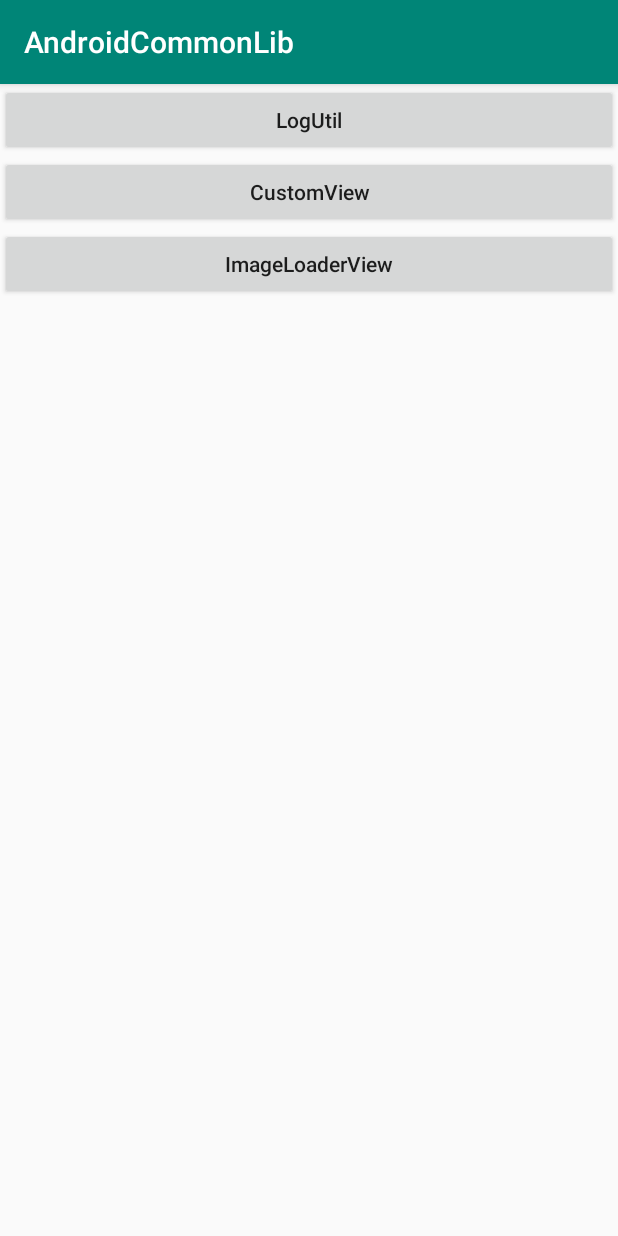
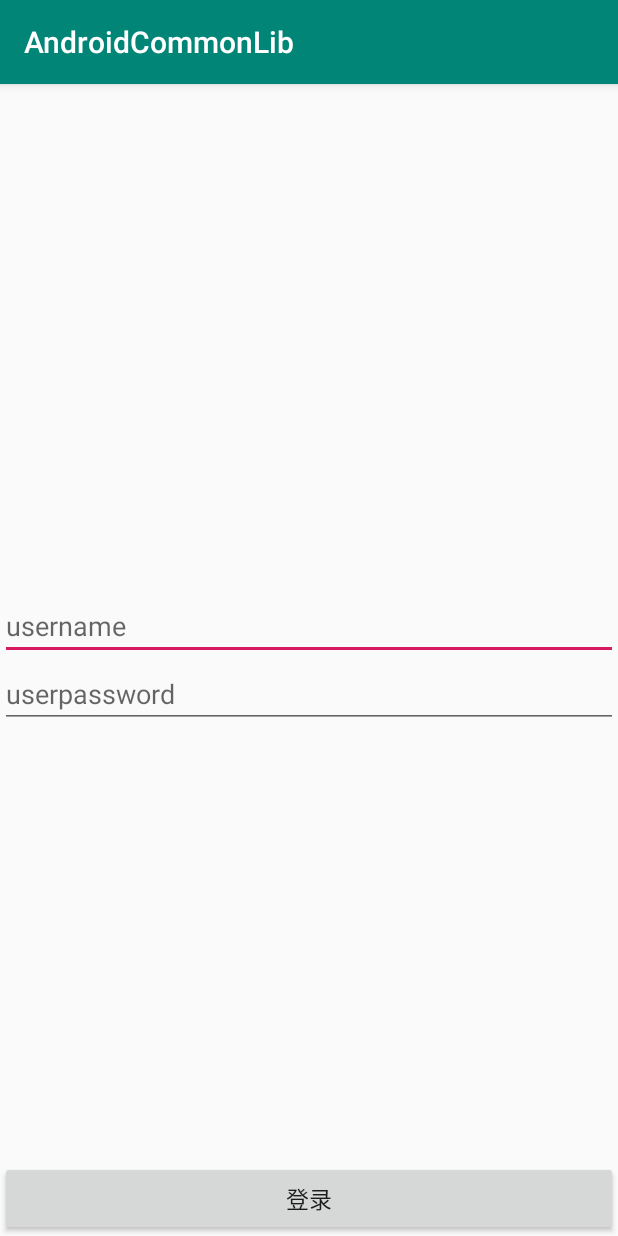
Before and after one commit to QDJdeveloper/AndroidComponentLib, an Android app: the screen it shows after launch (MainActivity before the commit, LoginActivity after it), on a phone screen of 412 x 824 dp. Run offline under Robolectric (Android 15) with nearby library versions, the phone set to English and light mode, and no system bars.

Commit message:
[feat]:登录页面MVP模式简单实现

```diff
--- a/app/src/main/AndroidManifest.xml
+++ b/app/src/main/AndroidManifest.xml
@@ -12,7 +12,7 @@
     android:roundIcon="@mipmap/ic_launcher_round"
     android:supportsRtl="true"
     android:theme="@style/AppTheme">
-    <activity android:name=".MainActivity">
+    <activity android:name=".mvp.LoginActivity">
       <intent-filter>
         <action android:name="android.intent.action.MAIN" />
 
@@ -20,6 +20,7 @@
       </intent-filter>
     </activity>
 
+    <activity android:name=".MainActivity"/>
     <activity android:name=".activity.CustomViewActivity"/>
     <activity android:name=".activity.PieViewActivity"/>
     <activity android:name=".activity.RadarViewActivity"/>
--- /dev/null
+++ b/app/src/main/java/co/review/androidcommonlib/mvp/ILoginView.java
@@ -0,0 +1,20 @@
+package co.review.androidcommonlib.mvp;
+
+/**
+ * 创建时间: 2020/01/02 17:23 <br>
+ * 作者: qiudengjiao <br>
+ * 描述:
+ */
+public interface ILoginView {
+
+  void showProgress();
+
+  void hideProgress();
+
+  void setUsernameError();
+
+  void setPasswordError();
+
+  void jumpToMainActivity();
+
+}
--- /dev/null
+++ b/app/src/main/java/co/review/androidcommonlib/mvp/LoginActivity.java
@@ -0,0 +1,97 @@
+package co.review.androidcommonlib.mvp;
+
+import android.content.Intent;
+import android.os.Bundle;
+import android.support.annotation.Nullable;
+import android.view.View;
+import android.widget.Button;
+import android.widget.EditText;
+import android.widget.ProgressBar;
+import android.widget.Toast;
+import co.review.androidcommonlib.MainActivity;
+import co.review.androidcommonlib.R;
+import com.common.lib.ui.base.BaseActivity;
+
+/**
+ * 创建时间: 2020/01/02 16:33 <br>
+ * 作者: qiudengjiao <br>
+ * 描述: 登录 Activity
+ */
+public class LoginActivity extends BaseActivity implements ILoginView {
+
+  private LoginPresenter mLonginPresenter;
+  private Button mLoginBtn;
+  private EditText mUserName;
+  private EditText mUserPassword;
+  private ProgressBar mProgressBar;
+
+  @Override
+  protected void onCreate(@Nullable Bundle savedInstanceState) {
+    super.onCreate(savedInstanceState);
+    setContentView(R.layout.activity_login);
+    mLonginPresenter = new LoginPresenter(this, new LoginInteractor());
+
+    initUI();
+    initClick();
+  }
+
+  /**
+   * 初始化 UI
+   */
+  private void initUI() {
+    mLoginBtn = findViewById(R.id.btn_login);
+    mUserName = findViewById(R.id.et_user_name);
+    mUserPassword = findViewById(R.id.et_user_password);
+    mProgressBar = findViewById(R.id.progress);
+  }
+
+  private void initClick() {
+    mLoginBtn.setOnClickListener(new View.OnClickListener() {
+      @Override
+      public void onClick(View v) {
+        loginClick();
+      }
+    });
+  }
+
+  /**
+   * 登录点击
+   */
+  private void loginClick() {
+    mLonginPresenter.validateCredentials(mUserName.getText().toString(),
+        mUserPassword.getText().toString());
+  }
+
+  @Override
+  public void showProgress() {
+    mProgressBar.setVisibility(View.VISIBLE);
+  }
+
+  @Override
+  public void hideProgress() {
+    mProgressBar.setVisibility(View.GONE);
+  }
+
+  @Override
+  public void setUsernameError() {
+    Toast.makeText(this, getResources().getString(R.string.username_error), Toast.LENGTH_SHORT)
+        .show();
+  }
+
+  @Override
+  public void setPasswordError() {
+    Toast.makeText(this, getResources().getString(R.string.password_error), Toast.LENGTH_SHORT)
+        .show();
+  }
+
+  @Override
+  public void jumpToMainActivity() {
+    startActivity(new Intent(this, MainActivity.class));
+  }
+
+  @Override
+  protected void onDestroy() {
+    super.onDestroy();
+    mLonginPresenter.onDestroy();
+  }
+}
--- /dev/null
+++ b/app/src/main/java/co/review/androidcommonlib/mvp/LoginInteractor.java
@@ -0,0 +1,39 @@
+package co.review.androidcommonlib.mvp;
+
+import android.os.Handler;
+import android.text.TextUtils;
+
+/**
+ * 创建时间: 2020/01/02 17:11 <br>
+ * 作者: qiudengjiao <br>
+ * 描述:
+ */
+public class LoginInteractor {
+
+  interface OnLoginFinishedListener {
+    void onUsernameError();
+
+    void onPasswordError();
+
+    void onSuccess();
+  }
+
+  public void login(final String username, final String password,
+      final OnLoginFinishedListener listener) {
+    // Mock login. I'm creating a handler to delay the answer a couple of seconds
+    new Handler().postDelayed(new Runnable() {
+      @Override
+      public void run() {
+        if (TextUtils.isEmpty(username)) {
+          listener.onUsernameError();
+          return;
+        }
+        if (TextUtils.isEmpty(password)) {
+          listener.onPasswordError();
+          return;
+        }
+        listener.onSuccess();
+      }
+    }, 2000);
+  }
+}
--- /dev/null
+++ b/app/src/main/java/co/review/androidcommonlib/mvp/LoginPresenter.java
@@ -0,0 +1,53 @@
+package co.review.androidcommonlib.mvp;
+
+/**
+ * 创建时间: 2020/01/02 16:51 <br>
+ * 作者: qiudengjiao <br>
+ * 描述: 登录 Presenter
+ */
+public class LoginPresenter implements LoginInteractor.OnLoginFinishedListener {
+
+  private ILoginView loginView;
+  private LoginInteractor loginInteractor;
+
+  LoginPresenter(ILoginView loginView, LoginInteractor loginInteractor) {
+    this.loginView = loginView;
+    this.loginInteractor = loginInteractor;
+  }
+
+  public void validateCredentials(String username, String password) {
+    if (loginView != null) {
+      loginView.showProgress();
+    }
+
+    loginInteractor.login(username, password, this);
+  }
+
+  @Override
+  public void onUsernameError() {
+    if (loginView != null) {
+      loginView.setUsernameError();
+      loginView.hideProgress();
+    }
+  }
+
+  @Override
+  public void onPasswordError() {
+    if (loginView != null) {
+      loginView.setPasswordError();
+      loginView.hideProgress();
+    }
+  }
+
+  @Override
+  public void onSuccess() {
+    if (loginView != null) {
+      loginView.jumpToMainActivity();
+      loginView.hideProgress();
+    }
+  }
+
+  public void onDestroy() {
+    loginView = null;
+  }
+}
--- /dev/null
+++ b/app/src/main/res/layout/activity_login.xml
@@ -0,0 +1,42 @@
+<?xml version="1.0" encoding="utf-8"?>
+<RelativeLayout xmlns:android="http://schemas.android.com/apk/res/android"
+  android:layout_width="match_parent"
+  android:layout_height="match_parent">
+
+  <LinearLayout
+    android:layout_width="match_parent"
+    android:layout_height="wrap_content"
+    android:layout_centerInParent="true"
+    android:orientation="vertical">
+
+    <EditText
+      android:id="@+id/et_user_name"
+      android:layout_width="match_parent"
+      android:layout_height="wrap_content"
+      android:hint="username" />
+
+    <EditText
+      android:id="@+id/et_user_password"
+      android:layout_width="match_parent"
+      android:layout_height="wrap_content"
+      android:hint="userpassword" />
+
+  </LinearLayout>
+
+  <Button
+    android:id="@+id/btn_login"
+    android:layout_width="match_parent"
+    android:layout_height="50dp"
+    android:layout_alignParentBottom="true"
+    android:text="登录"
+    android:textSize="15dp" />
+
+  <ProgressBar
+    android:id="@+id/progress"
+    android:layout_width="wrap_content"
+    android:layout_height="wrap_content"
+    android:layout_centerInParent="true"
+    android:layout_marginTop="8dp"
+    android:visibility="gone" />
+
+</RelativeLayout>
--- a/app/src/main/res/values/strings.xml
+++ b/app/src/main/res/values/strings.xml
@@ -1,3 +1,11 @@
 <resources>
   <string name="app_name">AndroidCommonLib</string>
+
+  <string name="log_in">Log in</string>
+  <string name="user_name">username</string>
+  <string name="password">password</string>
+  <string name="title_activity_main">MVP Example</string>
+  <string name="username_error">Username cannot be empty</string>
+  <string name="password_error">Password cannot be empty</string>
+
 </resources>
```
